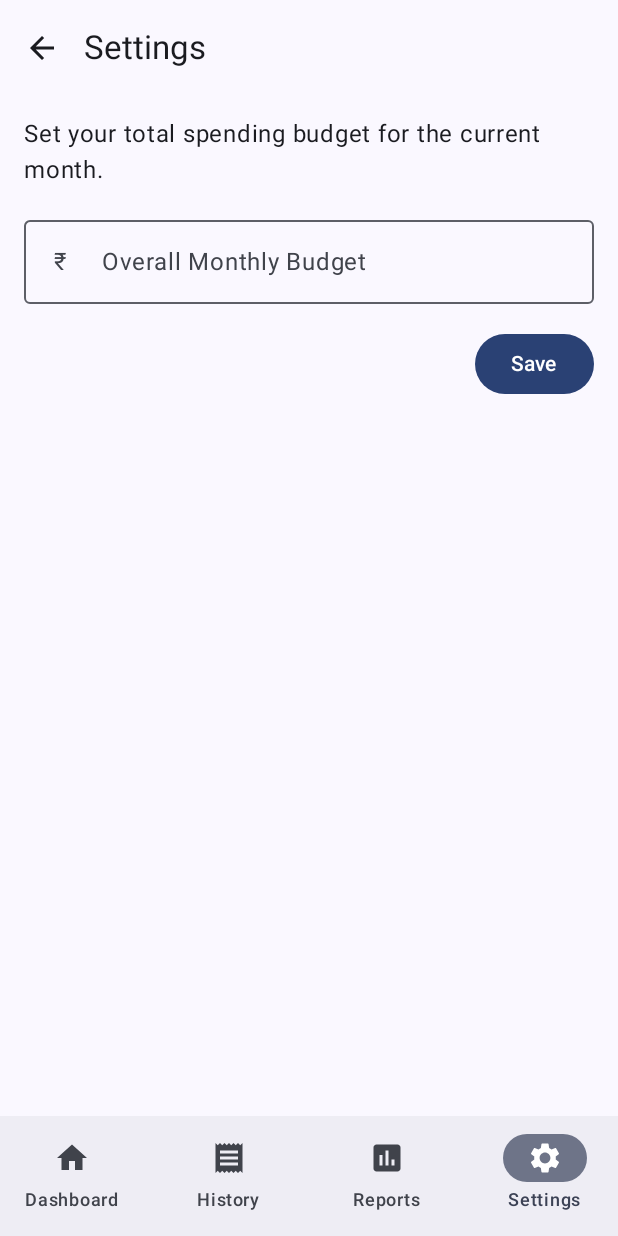
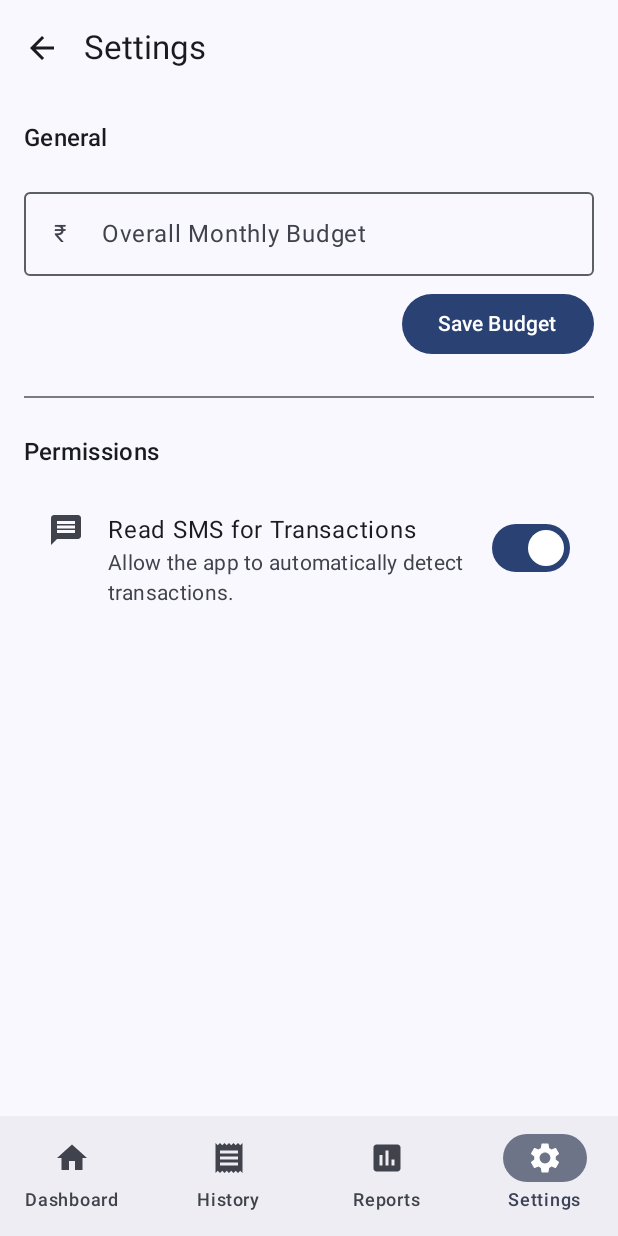
Before and after one commit to PrajwalMadhyastha/PersonalFinanceApp-Android, an Android app built with Jetpack Compose: the screen it shows after launch (MainActivity), item 4 of the bottom bar chosen, on a phone screen of 412 x 824 dp. Run offline under Robolectric (Android 15) with nearby library versions, the phone set to English and light mode, and no system bars; our stand-ins replace Room's generated code; libraries missing offline, so code that uses them is left out: com.github.mikephil.charting; 3 statements that could not run were skipped.

Commit message:
feat(android): Implement permission request flow for reading SMS

```diff
--- a/app/src/main/AndroidManifest.xml
+++ b/app/src/main/AndroidManifest.xml
@@ -2,7 +2,8 @@
 <manifest xmlns:android="http://schemas.android.com/apk/res/android"
     xmlns:tools="http://schemas.android.com/tools">
 
-    <uses-permission android:name="android.permission.INTERNET" />
+    <!-- NEW: Declare that the app needs permission to read SMS messages -->
+    <uses-permission android:name="android.permission.READ_SMS" />
 
     <application
         android:allowBackup="true"
--- a/app/src/main/java/com/example/personalfinanceapp/MainActivity.kt
+++ b/app/src/main/java/com/example/personalfinanceapp/MainActivity.kt
@@ -1,5 +1,7 @@
 package com.example.personalfinanceapp
 
+import android.Manifest
+import android.content.pm.PackageManager
 import android.graphics.Color as AndroidColor
 import android.graphics.Typeface
 import android.os.Bundle
@@ -7,6 +9,7 @@ import android.widget.Toast
 import androidx.activity.ComponentActivity
 import androidx.activity.compose.setContent
 import androidx.activity.enableEdgeToEdge
+import androidx.activity.result.contract.ActivityResultContracts
 import androidx.compose.animation.core.LinearEasing
 import androidx.compose.animation.core.animateFloat
 import androidx.compose.animation.core.animateFloatAsState
@@ -14,8 +17,8 @@ import androidx.compose.animation.core.infiniteRepeatable
 import androidx.compose.animation.core.rememberInfiniteTransition
 import androidx.compose.animation.core.tween
 import androidx.compose.foundation.Canvas
+import androidx.compose.foundation.clickable
 import androidx.compose.foundation.background
-import androidx.compose.foundation.clickable
 import androidx.compose.foundation.layout.*
 import androidx.compose.foundation.lazy.LazyColumn
 import androidx.compose.foundation.lazy.items
@@ -35,7 +38,6 @@ import androidx.compose.ui.graphics.Path
 import androidx.compose.ui.graphics.StrokeCap
 import androidx.compose.ui.graphics.drawscope.Stroke
 import androidx.compose.ui.graphics.drawscope.clipPath
-import androidx.compose.ui.graphics.toArgb
 import androidx.compose.ui.graphics.vector.ImageVector
 import androidx.compose.ui.platform.LocalContext
 import androidx.compose.ui.platform.LocalDensity
@@ -46,6 +48,7 @@ import androidx.compose.ui.text.style.TextAlign
 import androidx.compose.ui.unit.dp
 import androidx.compose.ui.unit.sp
 import androidx.compose.ui.viewinterop.AndroidView
+import androidx.core.content.ContextCompat
 import androidx.lifecycle.viewmodel.compose.viewModel
 import androidx.navigation.NavController
 import androidx.navigation.NavDestination.Companion.hierarchy
@@ -62,12 +65,13 @@ import com.github.mikephil.charting.data.PieData
 import com.github.mikephil.charting.data.PieDataSet
 import com.github.mikephil.charting.data.PieEntry
 import com.github.mikephil.charting.formatter.IndexAxisValueFormatter
-import com.github.mikephil.charting.utils.ColorTemplate
+import androidx.activity.compose.rememberLauncherForActivityResult
 import kotlinx.coroutines.flow.map
 import java.text.SimpleDateFormat
 import java.util.*
 import kotlin.math.sin
 
+// --- Helper function for compact number formatting ---
 private fun formatAmountCompact(amount: Float): String {
     return when {
         amount >= 1_000_000 -> "₹${"%.1f".format(amount / 1_000_000)}M"
@@ -76,6 +80,7 @@ private fun formatAmountCompact(amount: Float): String {
     }
 }
 
+// --- Navigation Destinations ---
 sealed class BottomNavItem(val route: String, val icon: ImageVector, val label: String) {
     object Dashboard : BottomNavItem("dashboard", Icons.Filled.Home, "Dashboard")
     object Transactions : BottomNavItem("transaction_list", Icons.Filled.Receipt, "History")
@@ -95,23 +100,24 @@ class MainActivity : ComponentActivity() {
     }
 }
 
+// --- Root Composable for the App ---
 @OptIn(ExperimentalMaterial3Api::class)
 @Composable
 fun FinanceApp() {
     val navController = rememberNavController()
+    val dashboardViewModel: DashboardViewModel = viewModel()
+    val budgetViewModel: BudgetViewModel = viewModel()
     val transactionViewModel: TransactionViewModel = viewModel()
     val accountViewModel: AccountViewModel = viewModel()
-    val budgetViewModel: BudgetViewModel = viewModel()
-    val dashboardViewModel: DashboardViewModel = viewModel()
     val categoryViewModel: CategoryViewModel = viewModel()
     val reportsViewModel: ReportsViewModel = viewModel()
     val settingsViewModel: SettingsViewModel = viewModel()
 
-    val items = listOf(
+    val bottomNavItems = listOf(
         BottomNavItem.Dashboard,
         BottomNavItem.Transactions,
         BottomNavItem.Reports,
-        BottomNavItem.Settings,
+        BottomNavItem.Settings
     )
 
     Scaffold(
@@ -119,7 +125,7 @@ fun FinanceApp() {
             NavigationBar {
                 val navBackStackEntry by navController.currentBackStackEntryAsState()
                 val currentDestination = navBackStackEntry?.destination
-                items.forEach { screen ->
+                bottomNavItems.forEach { screen ->
                     NavigationBarItem(
                         icon = { Icon(screen.icon, contentDescription = screen.label) },
                         label = { Text(screen.label) },
@@ -141,44 +147,23 @@ fun FinanceApp() {
             startDestination = BottomNavItem.Dashboard.route,
             modifier = Modifier.padding(innerPadding)
         ) {
-            composable(BottomNavItem.Dashboard.route) {
-                DashboardScreen(navController, dashboardViewModel, budgetViewModel)
-            }
-            composable(BottomNavItem.Transactions.route) {
-                TransactionListScreen(navController, transactionViewModel)
-            }
-            composable(BottomNavItem.Reports.route) {
-                ReportsScreen(navController, reportsViewModel)
-            }
-            composable(BottomNavItem.Settings.route) {
-                SettingsScreen(navController = navController)
-            }
+            composable(BottomNavItem.Dashboard.route) { DashboardScreen(navController, dashboardViewModel, budgetViewModel) }
+            composable(BottomNavItem.Transactions.route) { TransactionListScreen(navController, transactionViewModel) }
+            composable(BottomNavItem.Reports.route) { ReportsScreen(navController, reportsViewModel) }
+            composable(BottomNavItem.Settings.route) { SettingsScreen(navController) }
+
+            // Other secondary screens
             composable("add_transaction") { AddTransactionScreen(navController, transactionViewModel) }
             composable("edit_transaction/{transactionId}", arguments = listOf(navArgument("transactionId") { type = NavType.IntType })) { backStackEntry ->
                 val transactionId = backStackEntry.arguments?.getInt("transactionId")
                 if (transactionId != null) { EditTransactionScreen(navController, transactionViewModel, transactionId) }
             }
             composable("account_list") { AccountListScreen(navController, accountViewModel) }
-            composable("add_account") { AddAccountScreen(navController, accountViewModel) }
-            composable("edit_account/{accountId}", arguments = listOf(navArgument("accountId") { type = NavType.IntType })) { backStackEntry ->
-                val accountId = backStackEntry.arguments?.getInt("accountId")
-                if (accountId != null) { EditAccountScreen(navController, accountViewModel, accountId) }
-            }
-            composable("account_detail/{accountId}", arguments = listOf(navArgument("accountId") { type = NavType.IntType })) { backStackEntry ->
-                val accountId = backStackEntry.arguments?.getInt("accountId")
-                if (accountId != null) { AccountDetailScreen(navController, accountViewModel, accountId) }
-            }
-            composable("budget_screen") { BudgetScreen(navController, budgetViewModel) }
-            composable("add_budget") { AddBudgetScreen(navController, budgetViewModel) }
-            composable("category_list") { CategoryListScreen(navController, categoryViewModel) }
-            composable("edit_category/{categoryId}", arguments = listOf(navArgument("categoryId") { type = NavType.IntType })) { backStackEntry ->
-                val categoryId = backStackEntry.arguments?.getInt("categoryId")
-                if (categoryId != null) { EditCategoryScreen(navController, categoryViewModel, categoryId) }
-            }
-        }
-    }
-}
-
+        }
+    }
+}
+
+// --- Dashboard Screen ---
 @OptIn(ExperimentalMaterial3Api::class)
 @Composable
 fun DashboardScreen(
@@ -222,31 +207,21 @@ fun DashboardScreen(
                     amountSpent = monthlyExpenses.toFloat()
                 )
             }
-
             item {
-                Row(
-                    modifier = Modifier.fillMaxWidth(),
-                    horizontalArrangement = Arrangement.spacedBy(12.dp)
-                ) {
+                Row(modifier = Modifier.fillMaxWidth(), horizontalArrangement = Arrangement.spacedBy(12.dp)) {
                     StatCard(label = "Monthly Income", amount = monthlyIncome.toFloat(), modifier = Modifier.weight(1f))
                     StatCard(label = "Total Budget", amount = overallBudget, modifier = Modifier.weight(1f))
                     StatCard(label = "Safe to Spend", amount = safeToSpend, modifier = Modifier.weight(1f), isPerDay = true)
                 }
             }
-
             item {
-                Row(
-                    modifier = Modifier.fillMaxWidth(),
-                    horizontalArrangement = Arrangement.spacedBy(16.dp)
-                ) {
+                Row(modifier = Modifier.fillMaxWidth(), horizontalArrangement = Arrangement.spacedBy(16.dp)) {
                     FilledTonalButton(
-                        onClick = {
-                            navController.navigate(BottomNavItem.Reports.route) {
+                        onClick = { navController.navigate(BottomNavItem.Reports.route) {
                             popUpTo(navController.graph.findStartDestination().id) { saveState = true }
                             launchSingleTop = true
                             restoreState = true
-                            }
-                        },
+                        }},
                         modifier = Modifier.weight(1f)
                     ) {
                         Icon(Icons.Default.Timeline, contentDescription = null, modifier = Modifier.size(18.dp))
@@ -254,13 +229,11 @@ fun DashboardScreen(
                         Text("View Trends")
                     }
                     FilledTonalButton(
-                        onClick = {
-                            navController.navigate(BottomNavItem.Reports.route) {
+                        onClick = { navController.navigate(BottomNavItem.Reports.route) {
                             popUpTo(navController.graph.findStartDestination().id) { saveState = true }
                             launchSingleTop = true
                             restoreState = true
-                            }
-                        },
+                        }},
                         modifier = Modifier.weight(1f)
                     ) {
                         Icon(Icons.Default.PieChart, contentDescription = null, modifier = Modifier.size(18.dp))
@@ -269,7 +242,6 @@ fun DashboardScreen(
                     }
                 }
             }
-
             item { NetWorthCard(netWorth) }
             item { RecentActivityCard(recentTransactions, navController) }
             item { BudgetWatchCard(budgetStatus, budgetViewModel) }
@@ -277,10 +249,24 @@ fun DashboardScreen(
     }
 }
 
+// --- Settings Screen ---
 @OptIn(ExperimentalMaterial3Api::class)
 @Composable
 fun SettingsScreen(navController: NavController) {
     val settingsViewModel: SettingsViewModel = viewModel()
+    val context = LocalContext.current
+
+    var hasSmsPermission by remember {
+        mutableStateOf(ContextCompat.checkSelfPermission(context, Manifest.permission.READ_SMS) == PackageManager.PERMISSION_GRANTED)
+    }
+
+    val permissionLauncher = rememberLauncherForActivityResult(
+        contract = ActivityResultContracts.RequestPermission(),
+        onResult = { isGranted ->
+            hasSmsPermission = isGranted
+            Toast.makeText(context, if (isGranted) "SMS Permission Granted!" else "SMS Permission Denied.", Toast.LENGTH_SHORT).show()
+        }
+    )
 
     Scaffold(
         topBar = {
@@ -297,23 +283,13 @@ fun SettingsScreen(navController: NavController) {
         }
     ) { innerPadding ->
         Column(
-            modifier = Modifier
-                .fillMaxSize()
-                .padding(innerPadding)
-                .padding(16.dp),
-            verticalArrangement = Arrangement.spacedBy(16.dp)
+            modifier = Modifier.fillMaxSize().padding(innerPadding).padding(horizontal = 16.dp),
+            verticalArrangement = Arrangement.spacedBy(8.dp)
         ) {
             val currentBudget by settingsViewModel.overallBudget.collectAsState()
-            var budgetInput by remember(currentBudget) {
-                mutableStateOf(if (currentBudget > 0) currentBudget.toString() else "")
-            }
-            val context = LocalContext.current
-
-            Text(
-                "Set your total spending budget for the current month.",
-                style = MaterialTheme.typography.bodyLarge
-            )
-
+            var budgetInput by remember(currentBudget) { mutableStateOf(if (currentBudget > 0) currentBudget.toString() else "") }
+
+            Text("General", style = MaterialTheme.typography.titleMedium, modifier = Modifier.padding(top = 16.dp, bottom = 8.dp))
             OutlinedTextField(
                 value = budgetInput,
                 onValueChange = { budgetInput = it },
@@ -322,20 +298,36 @@ fun SettingsScreen(navController: NavController) {
                 keyboardOptions = KeyboardOptions(keyboardType = KeyboardType.Number),
                 leadingIcon = { Text("₹") }
             )
-
             Button(
                 onClick = {
                     settingsViewModel.saveOverallBudget(budgetInput)
                     Toast.makeText(context, "Budget Saved!", Toast.LENGTH_SHORT).show()
-                    navController.popBackStack()
                 },
                 modifier = Modifier.align(Alignment.End)
-            ) {
-                Text("Save")
-            }
-        }
-    }
-}
+            ) { Text("Save Budget") }
+
+            Divider(modifier = Modifier.padding(vertical = 16.dp))
+
+            Text("Permissions", style = MaterialTheme.typography.titleMedium, modifier = Modifier.padding(bottom = 8.dp))
+            ListItem(
+                headlineContent = { Text("Read SMS for Transactions") },
+                supportingContent = { Text("Allow the app to automatically detect transactions.") },
+                leadingContent = { Icon(Icons.Default.Message, contentDescription = null) },
+                trailingContent = {
+                    Switch(
+                        checked = hasSmsPermission,
+                        onCheckedChange = {
+                            if (!hasSmsPermission) {
+                                permissionLauncher.launch(Manifest.permission.READ_SMS)
+                            }
+                        }
+                    )
+                }
+            )
+        }
+    }
+}
+
 
 
 // --- StatCard Composable (UPDATED) ---
@@ -564,67 +556,6 @@ fun LiquidTumbler(progress: Float, modifier: Modifier = Modifier) {
 //    )
 //}
 
-@OptIn(ExperimentalMaterial3Api::class)
-@Composable
-fun SettingsScreen(navController: NavController, viewModel: SettingsViewModel) {
-    // Collect the budget value from the ViewModel's StateFlow
-    val currentBudget by viewModel.overallBudget.collectAsState()
-
-    // Local state for the text field, initialized with the collected value
-    var budgetInput by remember(currentBudget) {
-        mutableStateOf(if (currentBudget > 0) currentBudget.toString() else "")
-    }
-
-    val context = LocalContext.current
-
-    Scaffold(
-        topBar = {
-            TopAppBar(
-                title = { Text("Settings") },
-                navigationIcon = {
-                    IconButton(onClick = { navController.popBackStack() }) {
-                        Icon(imageVector = Icons.Filled.ArrowBack, contentDescription = "Back")
-                    }
-                }
-            )
-        }
-    ) { innerPadding ->
-        Column(
-            modifier = Modifier
-                .fillMaxSize()
-                .padding(innerPadding)
-                .padding(16.dp),
-            verticalArrangement = Arrangement.spacedBy(16.dp)
-        ) {
-            Text(
-                "Set your total spending budget for the current month.",
-                style = MaterialTheme.typography.bodyLarge
-            )
-
-            OutlinedTextField(
-                value = budgetInput,
-                onValueChange = { budgetInput = it },
-                label = { Text("Overall Monthly Budget") },
-                modifier = Modifier.fillMaxWidth(),
-                keyboardOptions = KeyboardOptions(keyboardType = KeyboardType.Number),
-                leadingIcon = { Text("₹") }
-            )
-
-            Button(
-                onClick = {
-                    viewModel.saveOverallBudget(budgetInput)
-                    // Provide user feedback and navigate back
-                    Toast.makeText(context, "Budget Saved!", Toast.LENGTH_SHORT).show()
-                    navController.popBackStack()
-                },
-                modifier = Modifier.align(Alignment.End)
-            ) {
-                Text("Save")
-            }
-        }
-    }
-}
-
 // --- NEW: A "More" screen for navigating to management pages ---
 @OptIn(ExperimentalMaterial3Api::class)
 @Composable
```
Lines whose indentation alone changed are shown as unchanged.
